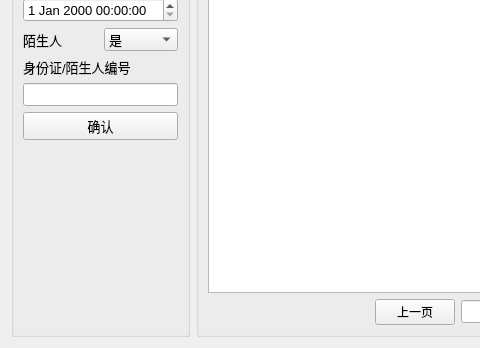
The window that peopleview.ui (NevilleNoah/HikvisionCamera2) describes before a commit, drawn with Qt 5; both pictures show x 0 to 480 and y 162 to 510 of the 922 by 510 pixel window.
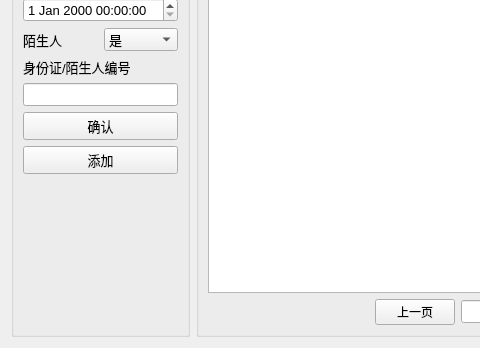
The same window after the commit.

```diff
--- a/peopleview.ui
+++ b/peopleview.ui
@@ -190,6 +190,13 @@
           </property>
          </widget>
         </item>
+        <item>
+         <widget class="QPushButton" name="pushButton">
+          <property name="text">
+           <string>添加</string>
+          </property>
+         </widget>
+        </item>
         <item>
          <spacer name="verticalSpacer">
           <property name="orientation">
```
